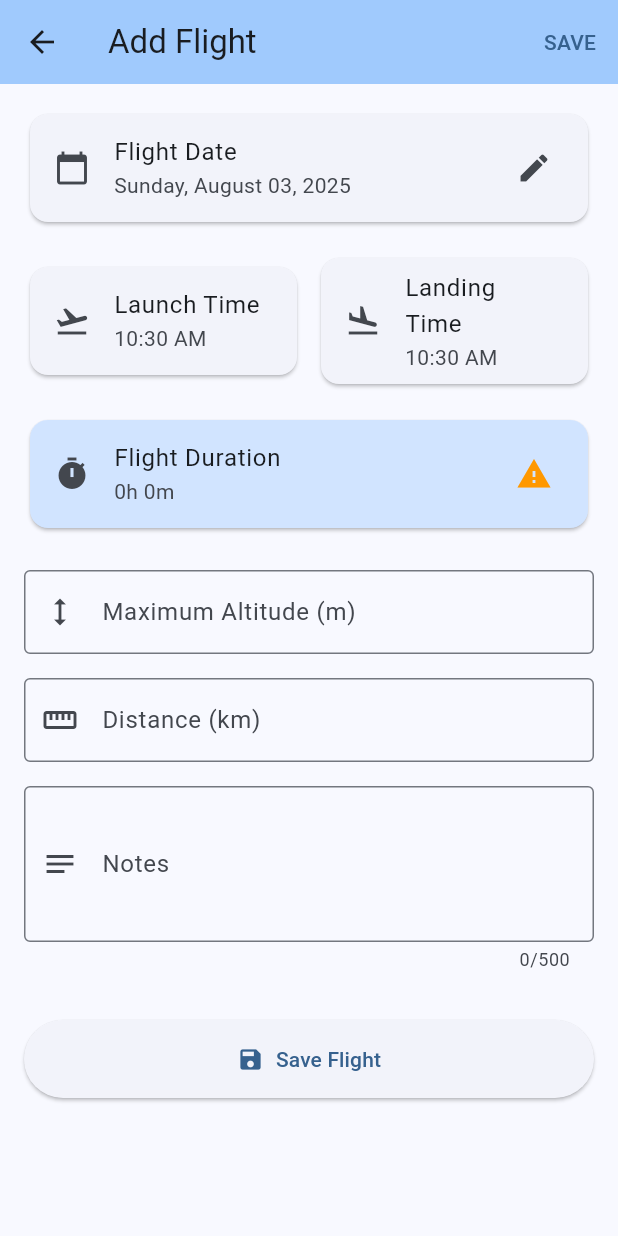
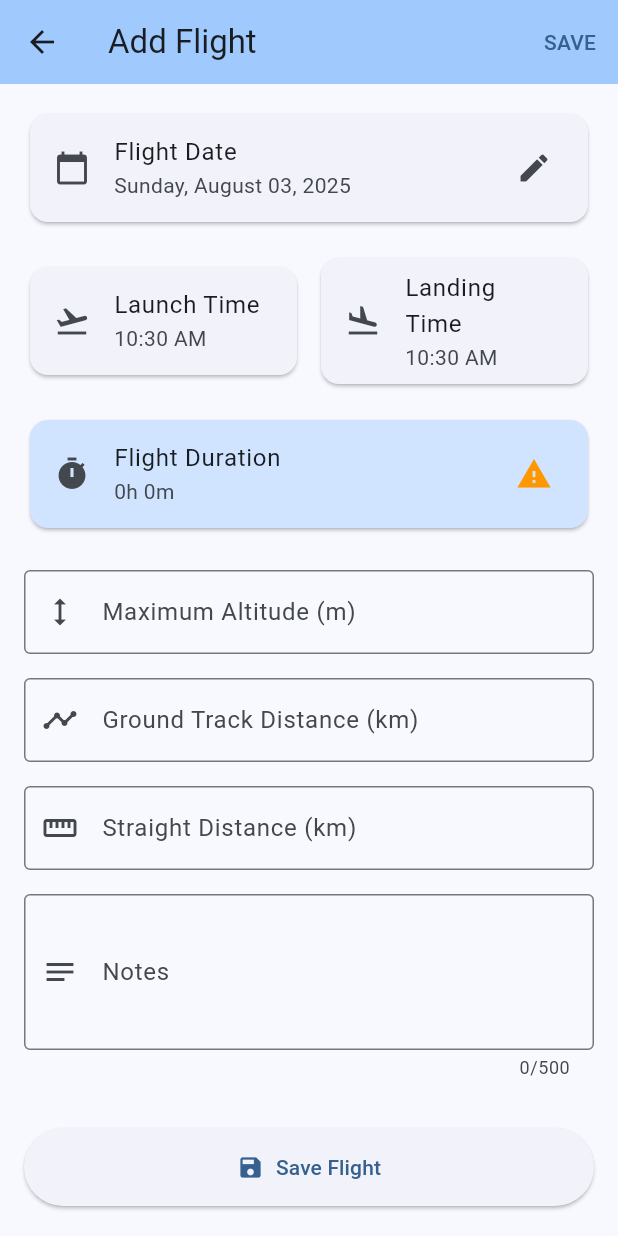
Before and after one commit to Kevin-McIsaac/the_paragliding_app, a Flutter app: the AddFlightScreen screen opened directly, on a phone screen of 412 x 824 dp. Run offline on Flutter 3.47's test engine with Material 3 defaults, Android fonts, the phone set to English and light mode, and no system bars; our stand-ins replace file_picker, google_maps_flutter, sqflite, sqflite_common_ffi; accounts and stored records are empty.

Commit message:
Use pressure altitude and add distance

```diff
--- a/free_flight_log_app/lib/data/datasources/database_helper.dart
+++ b/free_flight_log_app/lib/data/datasources/database_helper.dart
@@ -35,6 +35,7 @@ class DatabaseHelper {
         max_climb_rate REAL,
         max_sink_rate REAL,
         distance REAL,
+        straight_distance REAL,
         wing_id INTEGER,
         notes TEXT,
         track_log_path TEXT,
--- a/free_flight_log_app/lib/data/models/flight.dart
+++ b/free_flight_log_app/lib/data/models/flight.dart
@@ -10,6 +10,7 @@ class Flight {
   final double? maxClimbRate;
   final double? maxSinkRate;
   final double? distance;
+  final double? straightDistance;
   final int? wingId;
   final String? notes;
   final String? trackLogPath;
@@ -29,6 +30,7 @@ class Flight {
     this.maxClimbRate,
     this.maxSinkRate,
     this.distance,
+    this.straightDistance,
     this.wingId,
     this.notes,
     this.trackLogPath,
@@ -50,6 +52,7 @@ class Flight {
       'max_climb_rate': maxClimbRate,
       'max_sink_rate': maxSinkRate,
       'distance': distance,
+      'straight_distance': straightDistance,
       'wing_id': wingId,
       'notes': notes,
       'track_log_path': trackLogPath,
@@ -72,6 +75,7 @@ class Flight {
       maxClimbRate: map['max_climb_rate']?.toDouble(),
       maxSinkRate: map['max_sink_rate']?.toDouble(),
       distance: map['distance']?.toDouble(),
+      straightDistance: map['straight_distance']?.toDouble(),
       wingId: map['wing_id'],
       notes: map['notes'],
       trackLogPath: map['track_log_path'],
@@ -93,6 +97,7 @@ class Flight {
     double? maxClimbRate,
     double? maxSinkRate,
     double? distance,
+    double? straightDistance,
     int? wingId,
     String? notes,
     String? trackLogPath,
@@ -112,6 +117,7 @@ class Flight {
       maxClimbRate: maxClimbRate ?? this.maxClimbRate,
       maxSinkRate: maxSinkRate ?? this.maxSinkRate,
       distance: distance ?? this.distance,
+      straightDistance: straightDistance ?? this.straightDistance,
       wingId: wingId ?? this.wingId,
       notes: notes ?? this.notes,
       trackLogPath: trackLogPath ?? this.trackLogPath,
--- a/free_flight_log_app/lib/presentation/screens/add_flight_screen.dart
+++ b/free_flight_log_app/lib/presentation/screens/add_flight_screen.dart
@@ -18,6 +18,7 @@ class _AddFlightScreenState extends State<AddFlightScreen> {
   final _notesController = TextEditingController();
   final _maxAltitudeController = TextEditingController();
   final _distanceController = TextEditingController();
+  final _straightDistanceController = TextEditingController();
 
   // Form data
   DateTime _selectedDate = DateTime.now();
@@ -30,6 +31,7 @@ class _AddFlightScreenState extends State<AddFlightScreen> {
     _notesController.dispose();
     _maxAltitudeController.dispose();
     _distanceController.dispose();
+    _straightDistanceController.dispose();
     super.dispose();
   }
 
@@ -109,6 +111,9 @@ class _AddFlightScreenState extends State<AddFlightScreen> {
             : null,
         distance: _distanceController.text.isNotEmpty
             ? double.tryParse(_distanceController.text)
+            : null,
+        straightDistance: _straightDistanceController.text.isNotEmpty
+            ? double.tryParse(_straightDistanceController.text)
             : null,
         notes: _notesController.text.isNotEmpty ? _notesController.text : null,
         source: 'manual',
@@ -259,8 +264,32 @@ class _AddFlightScreenState extends State<AddFlightScreen> {
             TextFormField(
               controller: _distanceController,
               decoration: const InputDecoration(
-                labelText: 'Distance (km)',
+                labelText: 'Ground Track Distance (km)',
                 hintText: 'e.g. 25.5',
+                prefixIcon: Icon(Icons.timeline),
+                border: OutlineInputBorder(),
+              ),
+              keyboardType: TextInputType.number,
+              validator: (value) {
+                if (value != null && value.isNotEmpty) {
+                  final distance = double.tryParse(value);
+                  if (distance == null) {
+                    return 'Please enter a valid number';
+                  }
+                  if (distance < 0 || distance > 1000) {
+                    return 'Distance must be between 0 and 1,000km';
+                  }
+                }
+                return null;
+              },
+            ),
+            const SizedBox(height: 16),
+
+            TextFormField(
+              controller: _straightDistanceController,
+              decoration: const InputDecoration(
+                labelText: 'Straight Distance (km)',
+                hintText: 'e.g. 15.2',
                 prefixIcon: Icon(Icons.straighten),
                 border: OutlineInputBorder(),
               ),
--- a/free_flight_log_app/lib/presentation/screens/edit_flight_screen.dart
+++ b/free_flight_log_app/lib/presentation/screens/edit_flight_screen.dart
@@ -26,6 +26,7 @@ class _EditFlightScreenState extends State<EditFlightScreen> {
   late TextEditingController _notesController;
   late TextEditingController _maxAltitudeController;
   late TextEditingController _distanceController;
+  late TextEditingController _straightDistanceController;
   late TextEditingController _maxClimbRateController;
   late TextEditingController _maxSinkRateController;
 
--- a/free_flight_log_app/lib/presentation/screens/flight_detail_screen.dart
+++ b/free_flight_log_app/lib/presentation/screens/flight_detail_screen.dart
@@ -250,9 +250,17 @@ class _FlightDetailScreenState extends State<FlightDetailScreen> {
                                 if (_flight.distance != null)
                                   Expanded(
                                     child: _buildInfoTile(
-                                      'Distance',
+                                      'Ground Track',
                                       '${_flight.distance!.toStringAsFixed(1)} km',
                                       Icons.timeline,
+                                    ),
+                                  ),
+                                if (_flight.straightDistance != null)
+                                  Expanded(
+                                    child: _buildInfoTile(
+                                      'Straight Distance',
+                                      '${_flight.straightDistance!.toStringAsFixed(1)} km',
+                                      Icons.straighten,
                                     ),
                                   ),
                               ],
--- a/free_flight_log_app/lib/presentation/screens/flight_list_screen.dart
+++ b/free_flight_log_app/lib/presentation/screens/flight_list_screen.dart
@@ -391,6 +391,10 @@ class _FlightListScreenState extends State<FlightListScreen> {
             ),
             if (flight.maxAltitude != null)
               Text('Max altitude: ${flight.maxAltitude!.toInt()}m'),
+            if (flight.distance != null)
+              Text('Ground track: ${flight.distance!.toStringAsFixed(1)}km'),
+            if (flight.straightDistance != null)
+              Text('Straight: ${flight.straightDistance!.toStringAsFixed(1)}km'),
           ],
         ),
         trailing: _isSelectionMode
--- a/free_flight_log_app/lib/services/igc_import_service.dart
+++ b/free_flight_log_app/lib/services/igc_import_service.dart
@@ -27,7 +27,8 @@ class IgcImportService {
     }
 
     // Calculate flight statistics
-    final distance = igcData.calculateDistance();
+    final groundTrackDistance = igcData.calculateGroundTrackDistance();
+    final straightDistance = igcData.calculateLaunchToLandingDistance();
     final climbRates = igcData.calculateClimbRates();
 
     // Get or create launch site
@@ -81,7 +82,8 @@ class IgcImportService {
       maxAltitude: igcData.maxAltitude,
       maxClimbRate: climbRates['maxClimb'],
       maxSinkRate: climbRates['maxSink'],
-      distance: distance,
+      distance: groundTrackDistance,
+      straightDistance: straightDistance,
       trackLogPath: trackLogPath,
       source: 'igc',
       notes: 'Imported from IGC file${igcData.pilot.isNotEmpty ? '\nPilot: ${igcData.pilot}' : ''}${igcData.gliderType.isNotEmpty ? '\nGlider: ${igcData.gliderType}' : ''}',
```
Also changed, not shown: free_flight_log_app/lib/data/models/igc_file.dart (+17 -4 lines), 1 other file.
